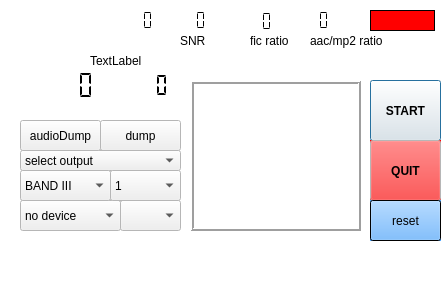
Before: the Qt Designer form sdrgui.ui in AlbrechtL/welle.io, drawn with Qt 5.
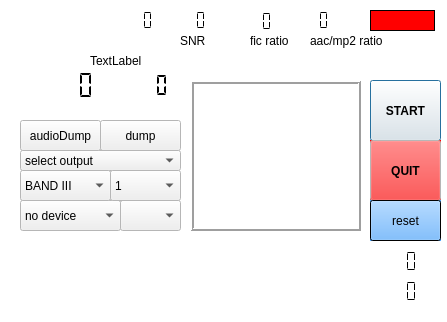
After: the same form once the commit is applied.

The edit to the form file:
```diff
--- a/sdrgui.ui
+++ b/sdrgui.ui
@@ -8,7 +8,7 @@
     <x>0</x>
     <y>0</y>
     <width>447</width>
-    <height>301</height>
+    <height>322</height>
    </rect>
   </property>
   <property name="palette">
@@ -931,7 +931,7 @@
     <rect>
      <x>10</x>
      <y>250</y>
-     <width>411</width>
+     <width>341</width>
      <height>31</height>
     </rect>
    </property>
@@ -939,6 +939,47 @@
     <string/>
    </property>
   </widget>
+  <widget class="QLCDNumber" name="crcErrors_1">
+   <property name="geometry">
+    <rect>
+     <x>370</x>
+     <y>250</y>
+     <width>64</width>
+     <height>23</height>
+    </rect>
+   </property>
+   <property name="frameShape">
+    <enum>QFrame::NoFrame</enum>
+   </property>
+   <property name="frameShadow">
+    <enum>QFrame::Plain</enum>
+   </property>
+   <property name="digitCount">
+    <number>3</number>
+   </property>
+   <property name="segmentStyle">
+    <enum>QLCDNumber::Flat</enum>
+   </property>
+  </widget>
+  <widget class="QLCDNumber" name="crcErrors_2">
+   <property name="geometry">
+    <rect>
+     <x>370</x>
+     <y>280</y>
+     <width>64</width>
+     <height>23</height>
+    </rect>
+   </property>
+   <property name="frameShape">
+    <enum>QFrame::NoFrame</enum>
+   </property>
+   <property name="digitCount">
+    <number>3</number>
+   </property>
+   <property name="segmentStyle">
+    <enum>QLCDNumber::Flat</enum>
+   </property>
+  </widget>
  </widget>
  <layoutdefault spacing="6" margin="11"/>
  <pixmapfunction>qPixmapFromMimeSource</pixmapfunction>
```
